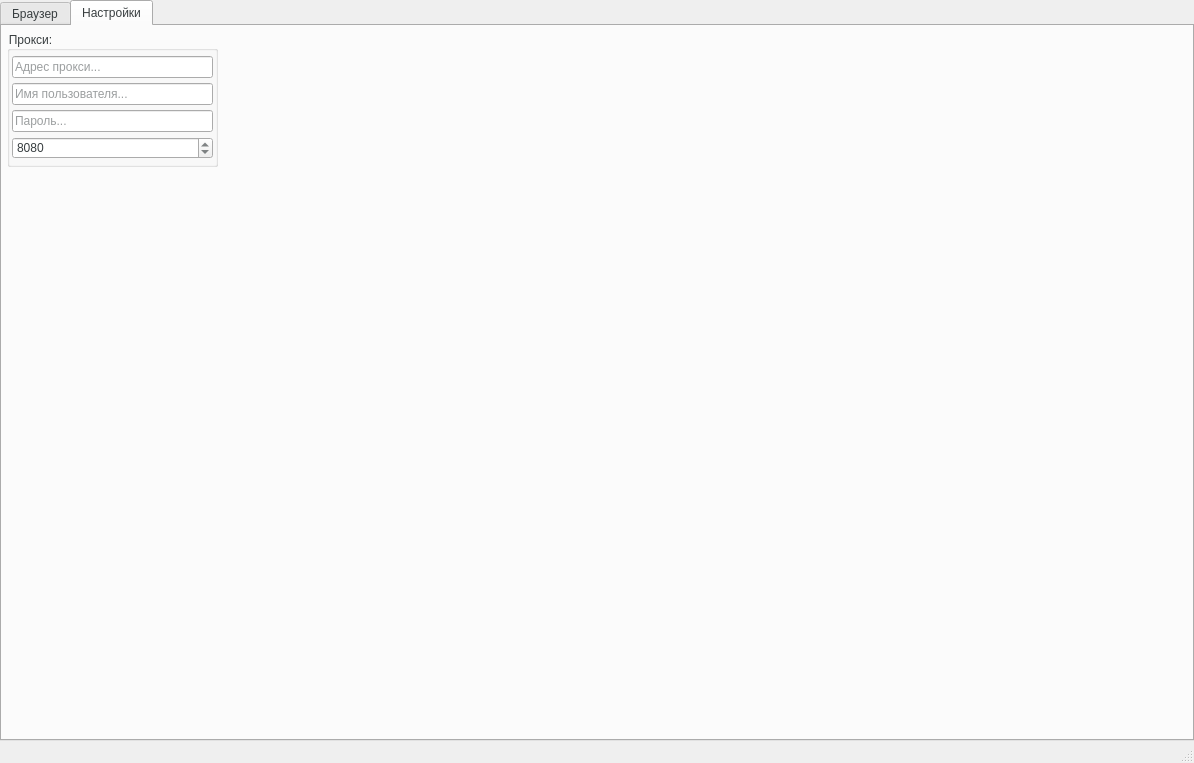
Before: the Qt Designer form mainwindow.ui in lgeffect/browseme, drawn with Qt 5.
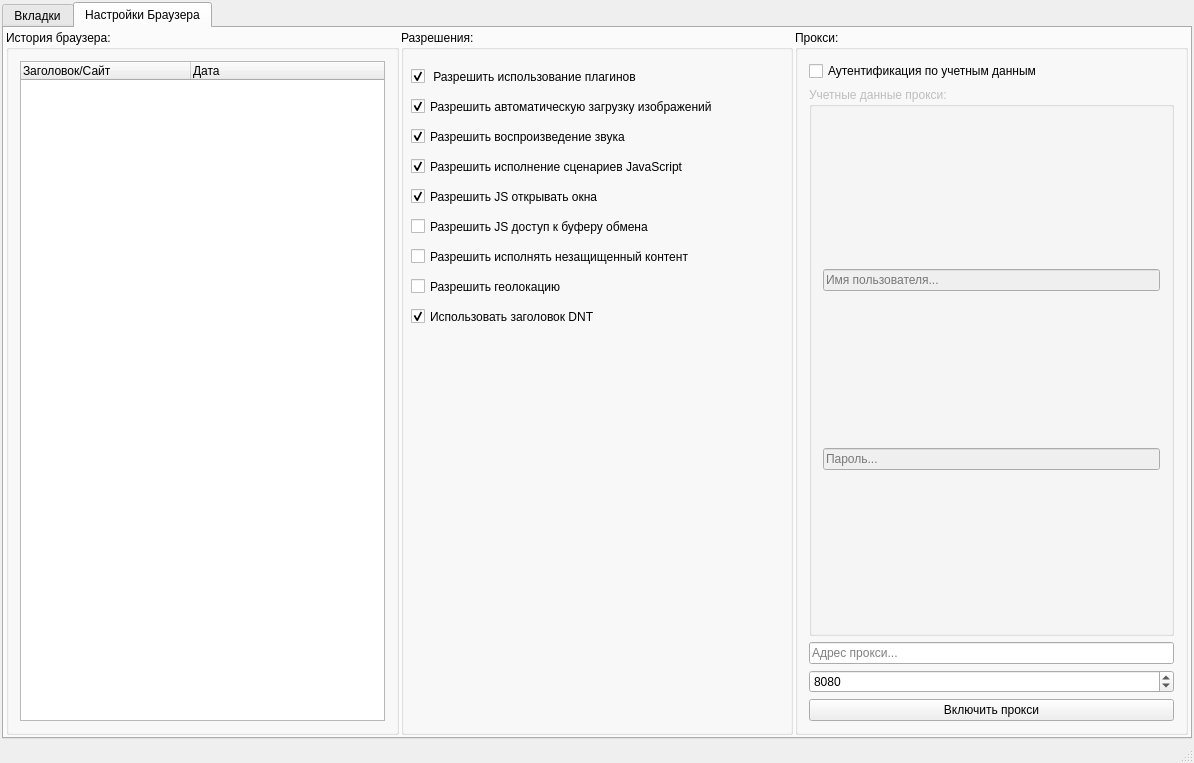
After: the same form once the commit is applied. The open tabs and pages were chosen to show the change. Icons and pictures are not drawn.

```diff
--- a/mainwindow.ui
+++ b/mainwindow.ui
@@ -20,34 +20,6 @@
   <widget class="QWidget" name="mainWidget">
    <layout class="QGridLayout" name="gridLayout">
     <property name="leftMargin">
-     <number>0</number>
-    </property>
-    <property name="topMargin">
-     <number>0</number>
-    </property>
-    <property name="rightMargin">
-     <number>0</number>
-    </property>
-    <property name="bottomMargin">
-     <number>0</number>
-    </property>
-    <property name="spacing">
-     <number>0</number>
-    </property>
-    <item row="0" column="0">
-     <widget class="QTabWidget" name="tabsTools">
-      <property name="styleSheet">
-       <string notr="true">color: rgb(56,62,64);</string>
-      </property>
-      <property name="currentIndex">
-       <number>0</number>
-      </property>
-      <widget class="QWidget" name="tabBrowser">
-       <attribute name="title">
-        <string>Браузер</string>
-       </attribute>
-       <layout class="QGridLayout" name="gridLayout_2">
-        <property name="leftMargin">
          <number>2</number>
         </property>
         <property name="topMargin">
@@ -379,7 +351,7 @@
                 <string>Разрешить JS открывать окна</string>
                </property>
                <property name="checked">
-                <bool>false</bool>
+            <bool>true</bool>
                </property>
               </widget>
               <widget class="QCheckBox" name="cbAllowInsecContent">
@@ -430,60 +402,46 @@
                 <bool>true</bool>
                </property>
               </widget>
+          <widget class="QCheckBox" name="cbAllowDNT">
+           <property name="geometry">
+            <rect>
+             <x>10</x>
+             <y>275</y>
+             <width>291</width>
+             <height>23</height>
+            </rect>
+           </property>
+           <property name="text">
+            <string>Использовать заголовок DNT</string>
+           </property>
+           <property name="checked">
+            <bool>true</bool>
+           </property>
+          </widget>
              </widget>
             </item>
             <item>
-             <widget class="QGroupBox" name="gbUtil">
-              <property name="title">
-               <string>Util:</string>
-              </property>
-             </widget>
-            </item>
-           </layout>
-          </widget>
-         </widget>
-        </item>
-       </layout>
-      </widget>
-      <widget class="QWidget" name="tabSettings">
-       <attribute name="title">
-        <string>Настройки</string>
-       </attribute>
        <widget class="QGroupBox" name="gbProxy">
-        <property name="geometry">
-         <rect>
-          <x>5</x>
-          <y>5</y>
-          <width>211</width>
-          <height>136</height>
-         </rect>
-        </property>
         <property name="title">
          <string>Прокси:</string>
         </property>
         <layout class="QVBoxLayout" name="verticalLayout">
-         <property name="spacing">
-          <number>2</number>
-         </property>
-         <property name="leftMargin">
-          <number>2</number>
-         </property>
-         <property name="topMargin">
-          <number>2</number>
-         </property>
-         <property name="rightMargin">
-          <number>2</number>
-         </property>
-         <property name="bottomMargin">
-          <number>2</number>
-         </property>
          <item>
-          <widget class="QLineEdit" name="editProxyIp">
-           <property name="placeholderText">
-            <string>Адрес прокси...</string>
+            <widget class="QCheckBox" name="cbProxyAuth">
+             <property name="text">
+              <string>Аутентификация по учетным данным</string>
            </property>
           </widget>
          </item>
+           <item>
+            <widget class="QGroupBox" name="gbProxyAuth">
+             <property name="enabled">
+              <bool>false</bool>
+             </property>
+             <property name="title">
+              <string>Учетные данные прокси:</string>
+             </property>
+             <layout class="QVBoxLayout" name="verticalLayout_2">
          <item>
           <widget class="QLineEdit" name="editProxyUser">
            <property name="placeholderText">
@@ -498,6 +456,16 @@
            </property>
           </widget>
          </item>
+             </layout>
+            </widget>
+           </item>
+           <item>
+            <widget class="QLineEdit" name="editProxyIp">
+             <property name="placeholderText">
+              <string>Адрес прокси...</string>
+             </property>
+            </widget>
+           </item>
          <item>
           <widget class="QSpinBox" name="sbProxyPort">
            <property name="minimum">
@@ -511,8 +479,30 @@
            </property>
           </widget>
          </item>
-        </layout>
-       </widget>
+           <item>
+            <widget class="QPushButton" name="btTurnProxy">
+             <property name="text">
+              <string>Включить прокси</string>
+             </property>
+             <property name="icon">
+              <iconset resource="resources.qrc">
+               <normaloff>:/ico8.png</normaloff>:/ico8.png</iconset>
+             </property>
+             <property name="iconSize">
+              <size>
+               <width>18</width>
+               <height>18</height>
+              </size>
+             </property>
+             <property name="checkable">
+              <bool>true</bool>
+             </property>
+            </widget>
+           </item>
+          </layout>
+         </widget>
+        </item>
+       </layout>
       </widget>
      </widget>
     </item>
```
Left out of the diff: 63 changed lines with no effect on the pictures. Lines whose indentation alone changed are shown as unchanged.
